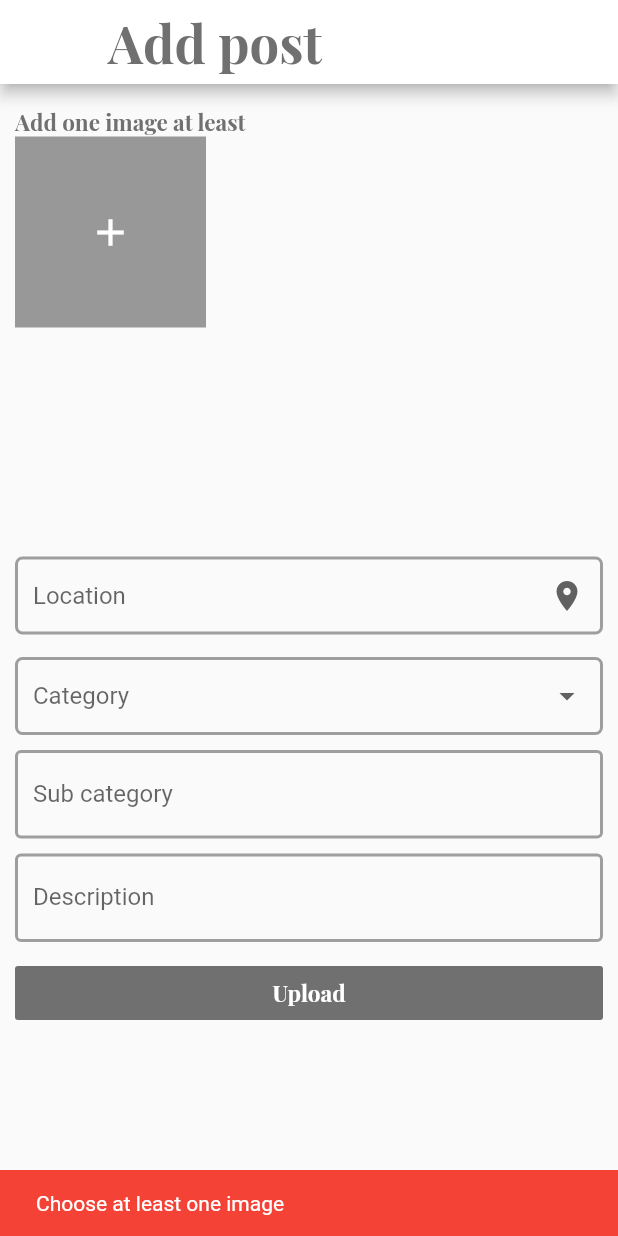
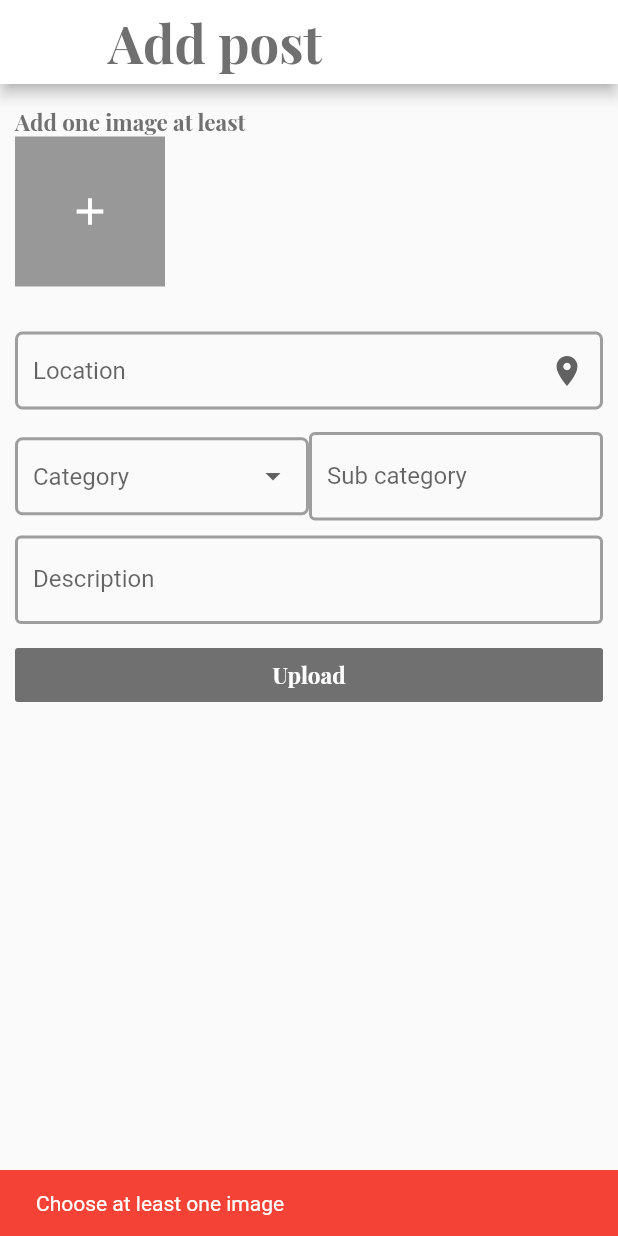
Before and after one commit to RaedGhazal/Give_it, a Flutter app: the AddPostPage screen opened by its route, after a tap on "Upload", on a phone screen of 412 x 824 dp. Run offline on Flutter 3.47's test engine with Material 2 defaults, Android fonts, the phone set to English and light mode, and no system bars; our stand-ins replace file_picker, google_fonts, material_design_icons_flutter.

```diff
--- a/mobile_app/lib/pages/addPostPage.dart
+++ b/mobile_app/lib/pages/addPostPage.dart
@@ -35,18 +35,14 @@ class _AddPostBodyState extends State<AddPostBody> {
             style: Theme.of(context).textTheme.bodyText1,
           ),
           Container(
-            height: 250,
+            height: 100,
             width: double.infinity,
-            child: GridView(
-              scrollDirection: Axis.vertical,
-              gridDelegate: const SliverGridDelegateWithFixedCrossAxisCount(
-                crossAxisCount: 3,
-                crossAxisSpacing: 5,
-                mainAxisSpacing: 5,
-                childAspectRatio: 1,
-              ),
+            child: ListView(
+              scrollDirection: Axis.horizontal,
               children: [
-                GestureDetector(
+                AspectRatio(
+                  aspectRatio: 1,
+                  child: GestureDetector(
                     child: Container(
                       child: const Icon(
                         Icons.add,
@@ -66,11 +62,14 @@ class _AddPostBodyState extends State<AddPostBody> {
                       setState(() {});
                     },
                   ),
+                ),
                 if (filePickerResult != null)
                   for (int i = 0; i < filePickerResult.files.length; i++)
-                    Image.memory(
+                    Container(
+                      child: Image.memory(
                         filePickerResult.files[i].bytes,
                         fit: BoxFit.cover,
+                      ),
                     ),
               ],
             ),
@@ -90,8 +89,12 @@ class _AddPostBodyState extends State<AddPostBody> {
             height: 15,
           ),
 
+          Row(
+            children: [
               //Category
-          RoundedDropDownButton(
+              Expanded(
+                flex: 1,
+                child: RoundedDropDownButton(
                   DropdownButton<String>(
                     hint: Text('Category'),
                     value: category,
@@ -109,20 +112,27 @@ class _AddPostBodyState extends State<AddPostBody> {
                     },
                   ),
                 ),
+              ),
 
               const SizedBox(
                 height: 10,
               ),
 
               //Sub-category
-          MyForm(
+              Expanded(
+                flex: 1,
+                child: MyForm(
                   labelText: 'Sub category',
                   formKey: _subCategoryKey,
                   controller: _subCategoryController,
                   validator: (value) {
-              if (value.trim().isEmpty) return 'Sub category cannot be empty';
+                    if (value.trim().isEmpty)
+                      return 'Sub category cannot be empty';
                     return null;
                   },
+                ),
+              ),
+            ],
           ),
 
           const SizedBox(
@@ -192,11 +202,11 @@ class _AddPostBodyState extends State<AddPostBody> {
 
               //TODO: TEST ONLY , FIX IT.
               addPost(
-                phoneNumber: null,
-                userToken: null,
+                phoneNumber: '+962770551747',
+                userToken: 'ABCD',
                 images: images,
                 categoryId: 1,
-                subCategoryId: 1,
+                subCategory: _subCategoryController.text.trim(),
                 country: 'jordan',
                 city: location.governorate,
                 description: _descriptionController.text.trim(),
@@ -221,13 +231,7 @@ class _AddPostBodyState extends State<AddPostBody> {
               ),
               color: grey,
               onPressed: () async {
-                await Navigator.push(
-                  context,
-                  CupertinoPageRoute(
-                    builder: (context) => SignUpPage(),
-                  ),
-                );
-
+                await Navigator.pushNamed(context, 'signUp');
                 setState(() {});
               },
             ),
```
Also changed, not shown: mobile_app/lib/main.dart (+9 -3 lines), mobile_app/lib/models/database.dart (+23 -2 lines), mobile_app/lib/widgets.dart (+4 -5 lines). Lines whose indentation alone changed are shown as unchanged.
